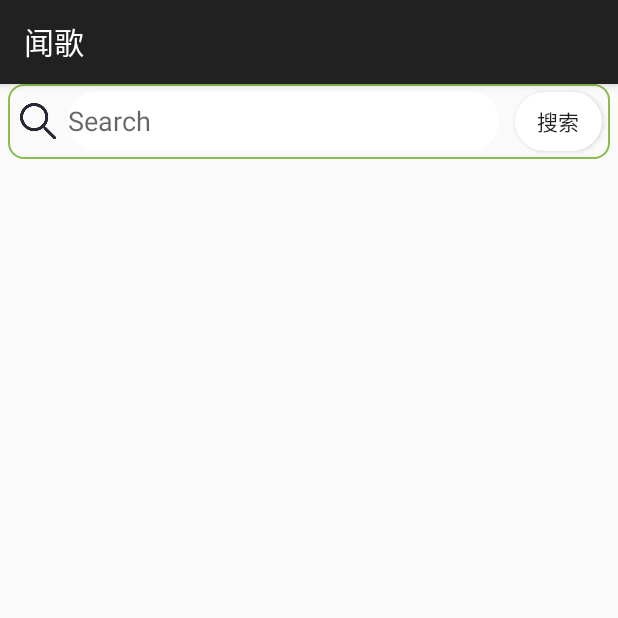
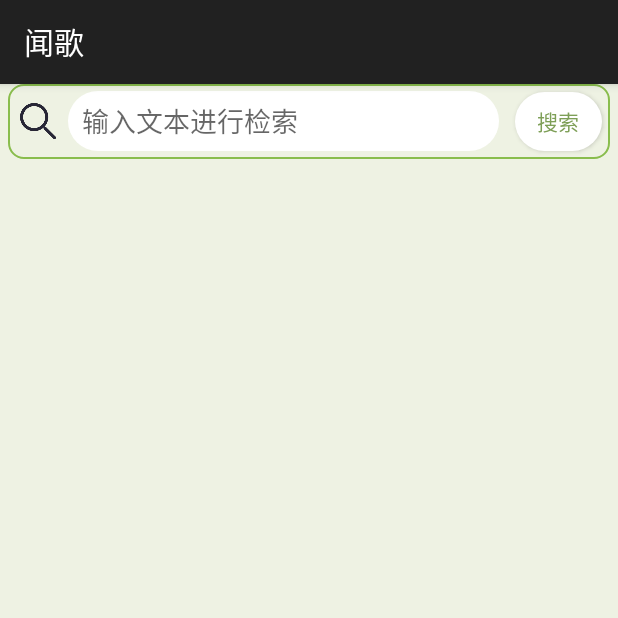
Before and after one commit to Programmer-Gu/MusicPlayer, an Android app: the MusicSearchActivity screen opened directly, with no data from a screen before it, on a phone screen of 412 x 824 dp, the top half of it. Run offline under Robolectric (Android 15) with nearby library versions, the phone set to English and light mode, and no system bars.

```diff
--- a/app/src/main/res/layout/search_list_music.xml
+++ b/app/src/main/res/layout/search_list_music.xml
@@ -1,9 +1,10 @@
 <?xml version="1.0" encoding="utf-8"?>
-<LinearLayout
-    xmlns:android="http://schemas.android.com/apk/res/android"
+<LinearLayout xmlns:android="http://schemas.android.com/apk/res/android"
     android:layout_width="match_parent"
     android:layout_height="match_parent"
+    android:background="@color/background"
     android:orientation="vertical">
+
     <LinearLayout
         android:layout_width="match_parent"
         android:layout_height="match_parent"
@@ -13,8 +14,8 @@
             android:id="@+id/linearLayout2"
             android:layout_width="match_parent"
             android:layout_height="50dp"
+            android:layout_marginLeft="5dp"
             android:layout_marginRight="5dp"
-            android:layout_marginLeft="5dp"
             android:background="@drawable/bounder"
             android:orientation="horizontal">
 
@@ -29,26 +30,28 @@
                 android:id="@+id/searchText"
                 android:layout_width="0dp"
                 android:layout_height="40dp"
-                android:layout_weight="5"
                 android:layout_gravity="center"
                 android:layout_marginRight="5dp"
+                android:layout_weight="5"
                 android:background="@drawable/btn_missing"
-                android:hint="Search" />
+                android:textColor="@color/font"
+                android:hint="  输入文本进行检索" />
 
             <Button
                 android:id="@+id/beginSearch"
                 android:layout_width="0dp"
                 android:layout_height="match_parent"
+                android:layout_margin="5dp"
                 android:layout_weight="1"
+                android:background="@drawable/btn_missing"
                 android:text="搜索"
-                android:background="@drawable/btn_missing"
-                android:layout_margin="5dp"/>
+                android:textColor="@color/font" />
         </LinearLayout>
 
         <ListView
             android:id="@+id/music_list"
-            android:layout_marginTop="5dp"
             android:layout_width="match_parent"
-            android:layout_height="match_parent"/>
+            android:layout_height="match_parent"
+            android:layout_marginTop="5dp" />
     </LinearLayout>
 </LinearLayout>
```
Also changed, not shown: app/src/main/java/com/example/musicplayer/DBHelper/DBHelper.java (+8 -6 lines), app/src/main/java/com/example/musicplayer/MusicSearchActivity.java (+15 -3 lines), app/src/main/res/layout/fragment_category.xml (+3 -17 lines), app/src/main/res/layout/fragment_home.xml (+6 -5 lines).
